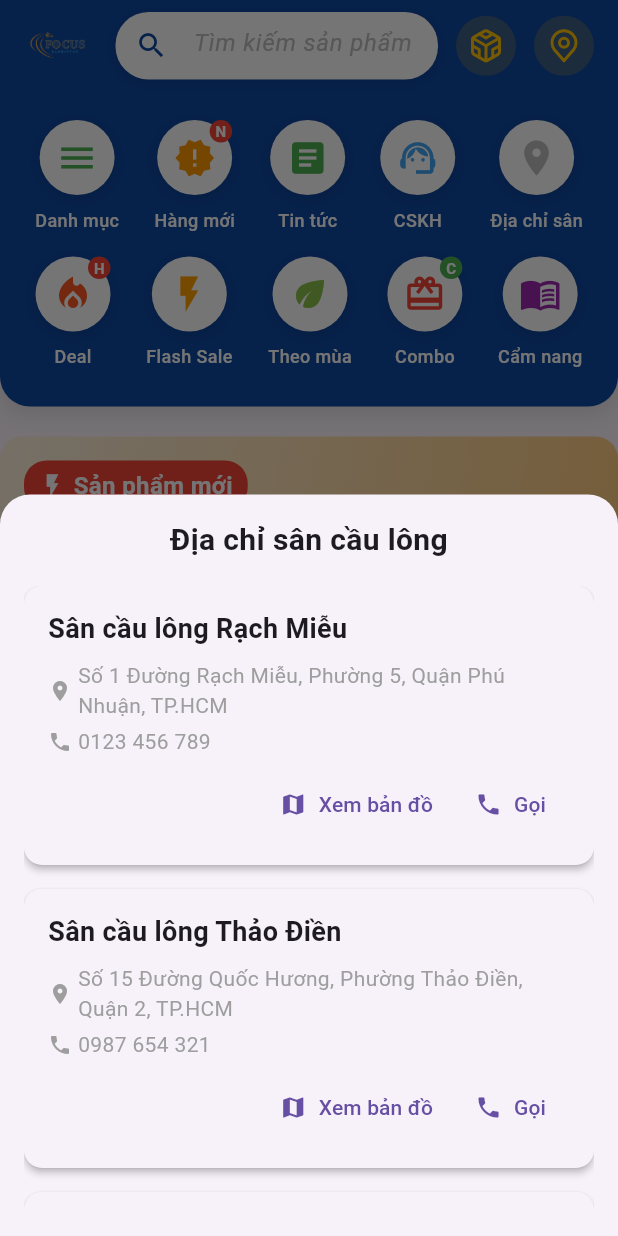
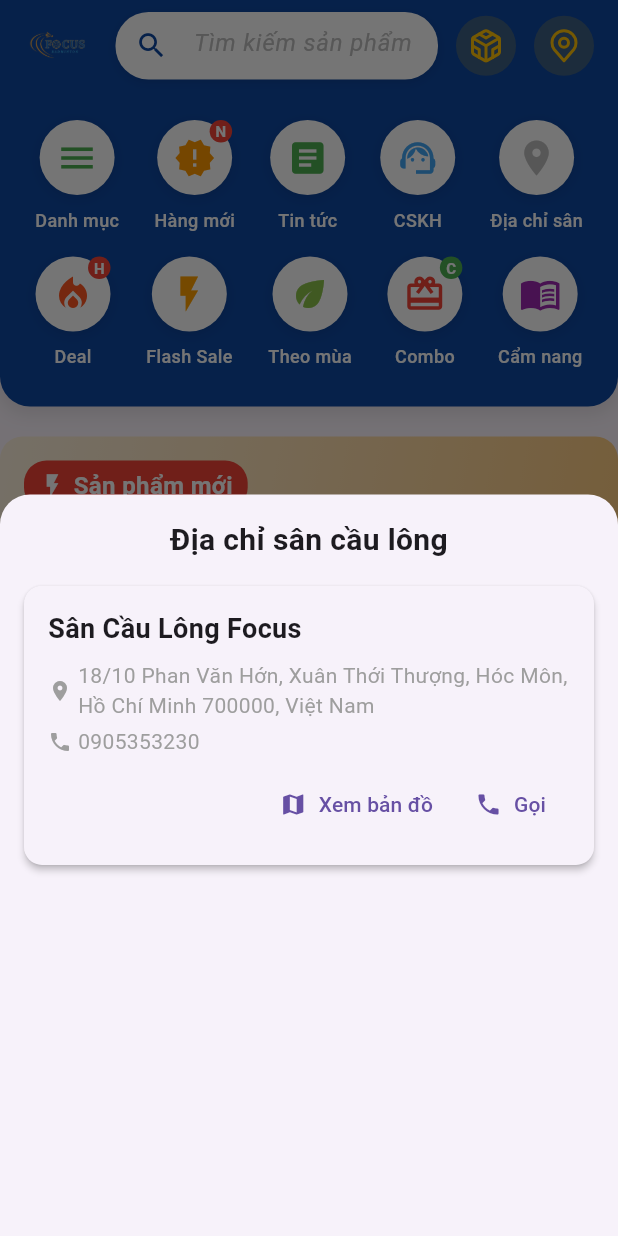
Before and after one commit to LygazGaming/focusbadminton, a Flutter app: the screen it shows once a user with an empty profile is signed in, after a tap on "Địa chỉ sân", on a phone screen of 412 x 824 dp. Run offline on Flutter 3.47's test engine with Material 3 defaults, Android fonts, the phone set to English and light mode, and no system bars; our stand-ins replace cached_network_image, cloud_firestore, firebase_auth, firebase_core, flutter_svg, google_sign_in; missing offline and left inert: flutter_paypal; accounts and stored records are empty.

Commit message:
Update facebook zalo CSKH

```diff
--- a/lib/widgets/home/circular_menu_widget.dart
+++ b/lib/widgets/home/circular_menu_widget.dart
@@ -1,8 +1,8 @@
 import 'package:flutter/material.dart';
-import 'package:focusbadminton/screens/category_screen.dart';
 import 'package:url_launcher/url_launcher.dart';
 import 'package:provider/provider.dart';
 import 'package:focusbadminton/providers/home_screen_provider.dart';
+import 'package:flutter_svg/flutter_svg.dart';
 
 class CircularMenuWidget extends StatelessWidget {
   const CircularMenuWidget({super.key});
@@ -60,33 +60,9 @@ class CircularMenuWidget extends StatelessWidget {
                     controller: scrollController,
                     children: [
                       _buildCourtLocationItem(
-                        'Sân cầu lông Rạch Miễu',
-                        'Số 1 Đường Rạch Miễu, Phường 5, Quận Phú Nhuận, TP.HCM',
-                        '0123 456 789',
-                        context,
-                      ),
-                      _buildCourtLocationItem(
-                        'Sân cầu lông Thảo Điền',
-                        'Số 15 Đường Quốc Hương, Phường Thảo Điền, Quận 2, TP.HCM',
-                        '0987 654 321',
-                        context,
-                      ),
-                      _buildCourtLocationItem(
-                        'Sân cầu lông Tân Bình',
-                        'Số 123 Đường Cộng Hòa, Phường 12, Quận Tân Bình, TP.HCM',
-                        '0909 123 456',
-                        context,
-                      ),
-                      _buildCourtLocationItem(
-                        'Sân cầu lông Quận 7',
-                        'Số 456 Đường Nguyễn Thị Thập, Phường Tân Phong, Quận 7, TP.HCM',
-                        '0908 765 432',
-                        context,
-                      ),
-                      _buildCourtLocationItem(
-                        'Sân cầu lông Quận 10',
-                        'Số 789 Đường 3/2, Phường 11, Quận 10, TP.HCM',
-                        '0912 345 678',
+                        'Sân Cầu Lông Focus',
+                        '18/10 Phan Văn Hớn, Xuân Thới Thượng, Hóc Môn, Hồ Chí Minh 700000, Việt Nam',
+                        '0905353230',
                         context,
                       ),
                     ],
@@ -123,23 +99,22 @@ class CircularMenuWidget extends StatelessWidget {
             _buildContactItem(
               Icons.phone,
               'Hotline',
-              '0123 456 789',
-              () => _launchUrl('tel:0123456789'),
+              '0905353230',
+              () => _launchUrl('tel:0905353230'),
             ),
             const Divider(),
             _buildContactItem(
               Icons.email,
               'Email',
-              'support@focusbadminton.com',
-              () => _launchUrl('mailto:support@focusbadminton.com'),
+              'longa4609@gmail.com',
+              () => _launchUrl('mailto:longa4609@gmail.com'),
             ),
             const Divider(),
             _buildContactItem(
-              Icons.chat_bubble,
+              Icons.chat_bubble_outline,
               'Zalo',
-              '0123 456 789',
-              () =>
-                  _showInfoDialog(context, 'Zalo', 'Tính năng đang phát triển'),
+              '0905353230',
+              () => _launchUrl('https://zalo.me/0905353230'),
             ),
             const Divider(),
             _buildContactItem(
@@ -166,8 +141,29 @@ class CircularMenuWidget extends StatelessWidget {
   // Widget hiển thị thông tin liên hệ
   Widget _buildContactItem(
       IconData icon, String title, String subtitle, VoidCallback onTap) {
+    // Widget cho biểu tượng
+    Widget leadingWidget;
+
+    // Sử dụng SVG cho Zalo và Facebook
+    if (title == 'Zalo') {
+      leadingWidget = SvgPicture.asset(
+        'assets/icons/zalo.svg',
+        width: 30,
+        height: 30,
+      );
+    } else if (title == 'Facebook') {
+      leadingWidget = SvgPicture.asset(
+        'assets/icons/facebook.svg',
+        width: 30,
+        height: 30,
+      );
+    } else {
+      // Sử dụng biểu tượng mặc định cho các trường hợp khác
+      leadingWidget = Icon(icon, color: Colors.blue[900]);
+    }
+
     return ListTile(
-      leading: Icon(icon, color: Colors.blue[900]),
+      leading: leadingWidget,
       title: Text(title),
       subtitle: Text(subtitle),
       onTap: onTap,
```
Also changed, not shown: assets/icons/facebook.svg (added), assets/icons/zalo.svg (added).
